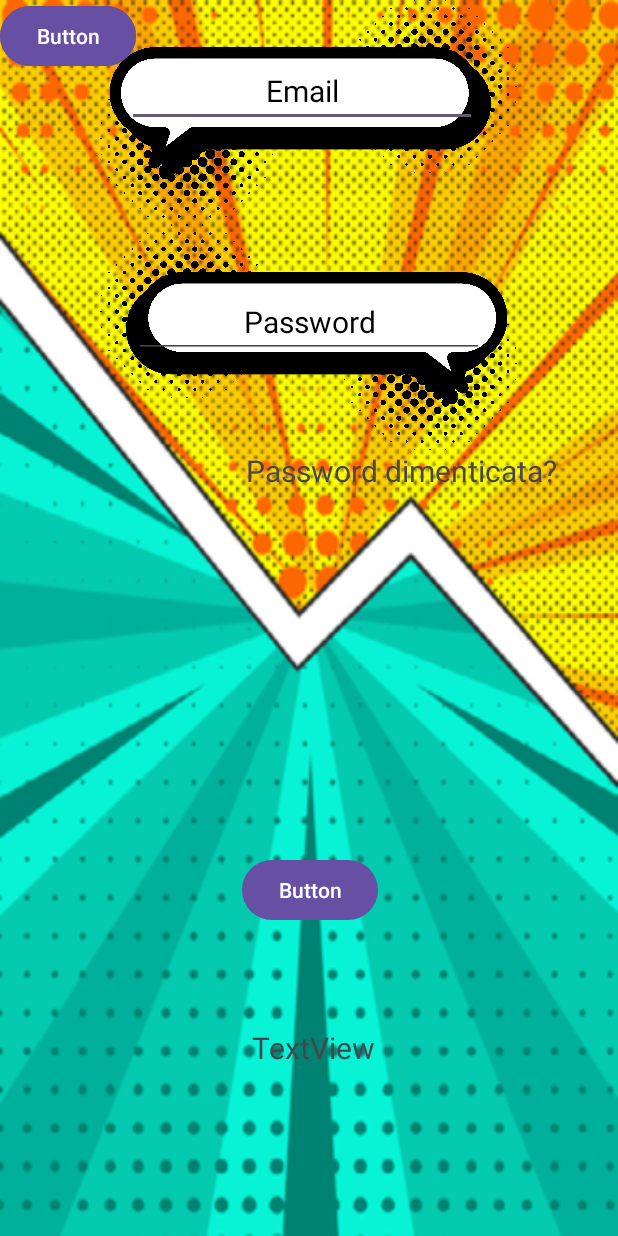
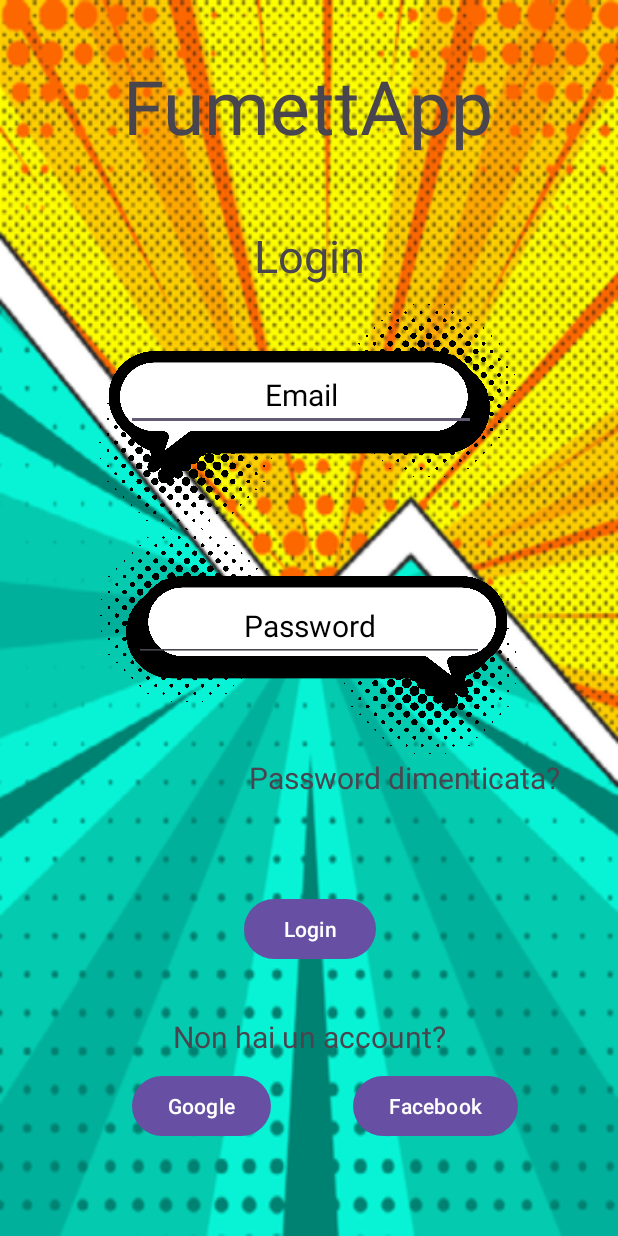
Before and after one commit to corideli/FumettApp, an Android app: the LoginActivity screen opened directly, with no data from a screen before it, on a phone screen of 412 x 824 dp. Run offline under Robolectric (Android 15) with nearby library versions, the phone set to English and light mode, and no system bars.

Commit message:
aggiunto login

```diff
--- a/app/src/main/java/it/insubria/fumettapp/LoginActivity.kt
+++ b/app/src/main/java/it/insubria/fumettapp/LoginActivity.kt
@@ -17,4 +17,5 @@ class LoginActivity : AppCompatActivity() {
             insets
         }
     }
+
 }
--- a/app/src/main/res/layout/activity_login.xml
+++ b/app/src/main/res/layout/activity_login.xml
@@ -8,14 +8,17 @@
     android:background="@drawable/sfondologin"
     tools:context=".LoginActivity">
 
-
     <Button
         android:id="@+id/button"
         android:layout_width="wrap_content"
         android:layout_height="wrap_content"
-        android:text="Button"
-        tools:layout_editor_absoluteX="73dp"
-        tools:layout_editor_absoluteY="634dp" />
+        android:text="Google"
+        app:layout_constraintBottom_toBottomOf="parent"
+        app:layout_constraintEnd_toEndOf="parent"
+        app:layout_constraintHorizontal_bias="0.275"
+        app:layout_constraintStart_toStartOf="parent"
+        app:layout_constraintTop_toTopOf="parent"
+        app:layout_constraintVertical_bias="0.919" />
 
     <ImageView
         android:id="@+id/imageView2"
@@ -23,10 +26,13 @@
         android:layout_height="150dp"
         android:layout_marginStart="30dp"
         android:layout_marginEnd="31dp"
+        app:layout_constraintBottom_toBottomOf="parent"
         app:layout_constraintEnd_toEndOf="parent"
+        app:layout_constraintHorizontal_bias="0.0"
         app:layout_constraintStart_toStartOf="parent"
-        app:srcCompat="@drawable/sfondoemail"
-        tools:layout_editor_absoluteY="178dp" />
+        app:layout_constraintTop_toTopOf="parent"
+        app:layout_constraintVertical_bias="0.301"
+        app:srcCompat="@drawable/sfondoemail" />
 
     <ImageView
         android:id="@+id/imageView3"
@@ -79,9 +85,13 @@
         android:id="@+id/button2"
         android:layout_width="wrap_content"
         android:layout_height="wrap_content"
-        android:text="Button"
-        tools:layout_editor_absoluteX="250dp"
-        tools:layout_editor_absoluteY="634dp" />
+        android:text="Facebook"
+        app:layout_constraintBottom_toBottomOf="parent"
+        app:layout_constraintEnd_toEndOf="parent"
+        app:layout_constraintHorizontal_bias="0.453"
+        app:layout_constraintStart_toEndOf="@+id/button"
+        app:layout_constraintTop_toTopOf="parent"
+        app:layout_constraintVertical_bias="0.919" />
 
     <TextView
         android:id="@+id/textView"
@@ -91,22 +101,22 @@
         android:textSize="20sp"
         app:layout_constraintBottom_toTopOf="@+id/button3"
         app:layout_constraintEnd_toEndOf="parent"
-        app:layout_constraintHorizontal_bias="0.8"
+        app:layout_constraintHorizontal_bias="0.81"
         app:layout_constraintStart_toStartOf="parent"
-        app:layout_constraintTop_toBottomOf="@+id/imageView3"
-        app:layout_constraintVertical_bias="0.0" />
+        app:layout_constraintTop_toBottomOf="@+id/editTextText4" />
 
     <TextView
         android:id="@+id/textView2"
         android:layout_width="wrap_content"
         android:layout_height="wrap_content"
         android:layout_marginBottom="112dp"
-        android:text="TextView"
+        android:text="Non hai un account?"
         android:textSize="20sp"
         app:layout_constraintBottom_toBottomOf="parent"
         app:layout_constraintEnd_toEndOf="parent"
-        app:layout_constraintHorizontal_bias="0.51"
-        app:layout_constraintStart_toStartOf="parent" />
+        app:layout_constraintStart_toStartOf="parent"
+        app:layout_constraintTop_toBottomOf="@+id/imageView2"
+        app:layout_constraintVertical_bias="0.977" />
 
     <TextView
         android:id="@+id/textView3"
@@ -119,7 +129,7 @@
         app:layout_constraintHorizontal_bias="0.496"
         app:layout_constraintStart_toStartOf="parent"
         app:layout_constraintTop_toTopOf="parent"
-        app:layout_constraintVertical_bias="0.761" />
+        app:layout_constraintVertical_bias="0.447" />
 
     <TextView
         android:id="@+id/textView4"
@@ -137,7 +147,7 @@
         android:layout_width="wrap_content"
         android:layout_height="wrap_content"
         android:layout_marginBottom="16dp"
-        android:text="Button"
+        android:text="Login"
         app:layout_constraintBottom_toTopOf="@+id/textView2"
         app:layout_constraintEnd_toEndOf="parent"
         app:layout_constraintHorizontal_bias="0.503"
--- a/app/src/main/res/layout/activity_main.xml
+++ b/app/src/main/res/layout/activity_main.xml
@@ -6,7 +6,6 @@
     android:layout_width="match_parent"
     android:layout_height="match_parent"
     tools:context=".MainActivity">
-
 
     <TextView
         android:layout_width="wrap_content"
```
